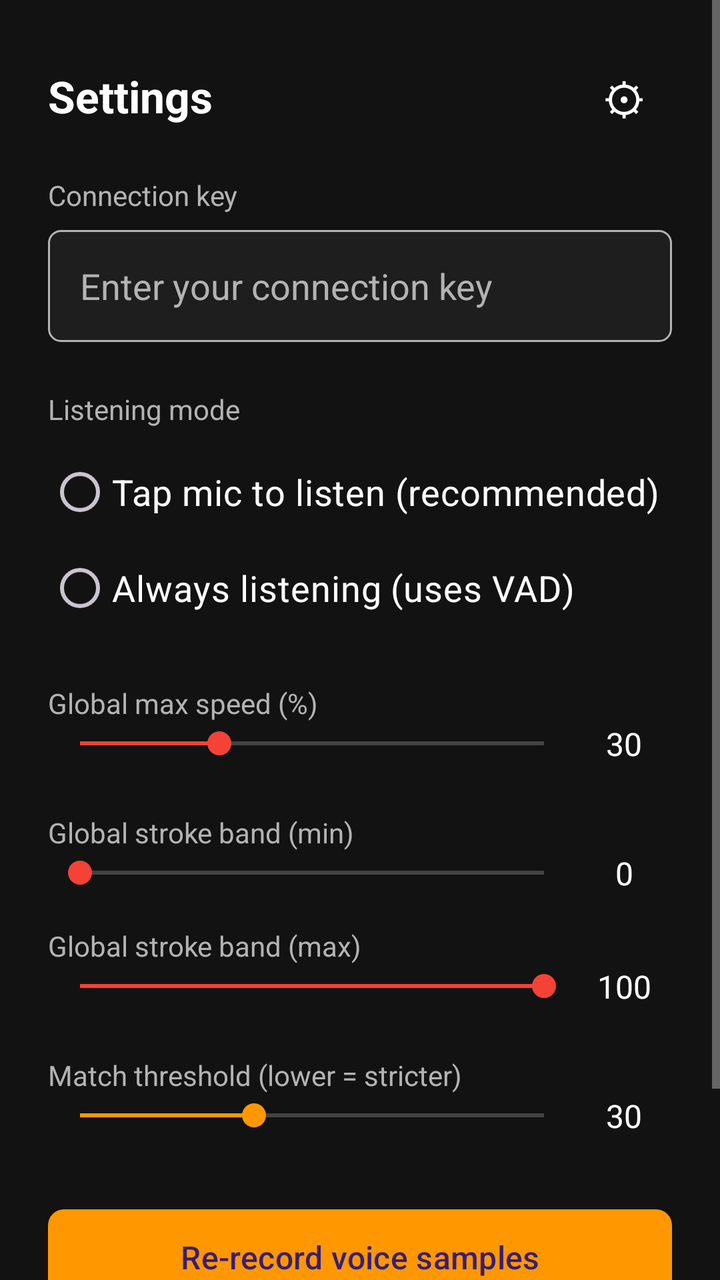
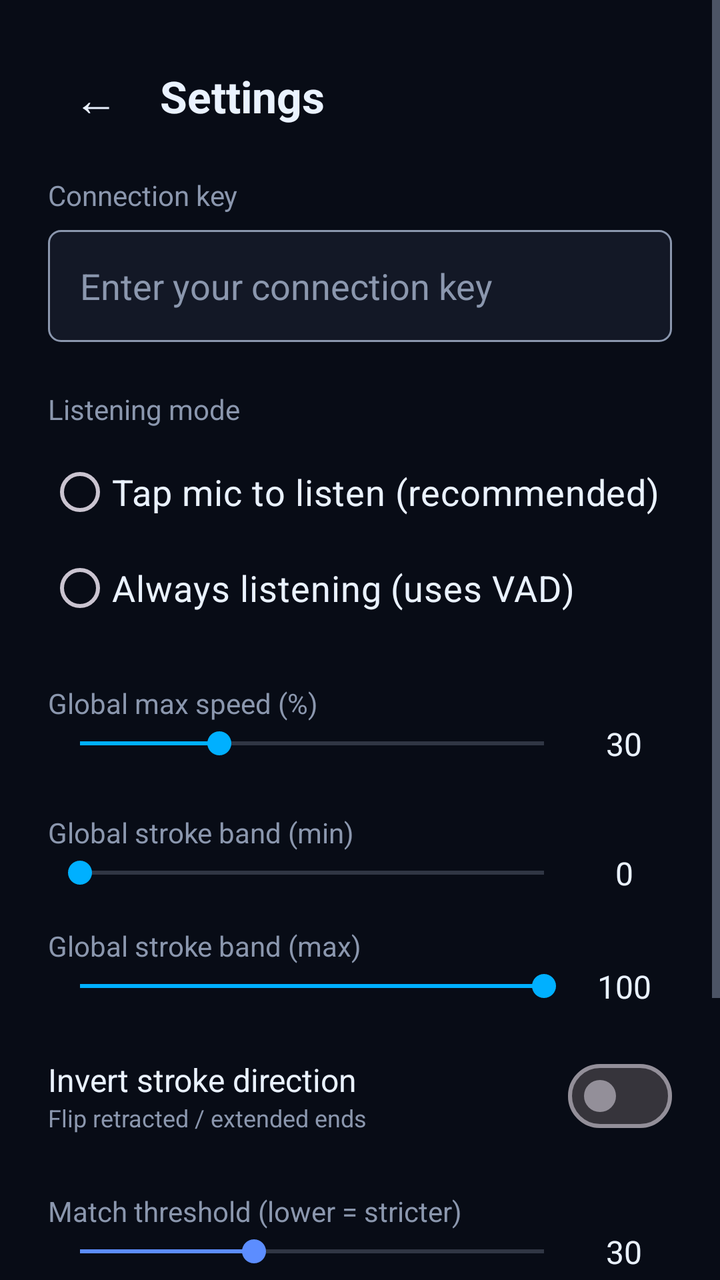

An Android layout rendered at two revisions. The XML below is the earlier revision; the diff shows what the commit changed to produce the second picture.
<!-- AndroidManifest.xml: application theme Theme.HandyVoiceV2 -->
<!-- res/layout/activity_settings.xml -->
<?xml version="1.0" encoding="utf-8"?>
<ScrollView
    xmlns:android="http://schemas.android.com/apk/res/android"
    xmlns:app="http://schemas.android.com/apk/res-auto"
    xmlns:tools="http://schemas.android.com/tools"
    android:layout_width="match_parent"
    android:layout_height="match_parent"
    android:background="@color/background_dark"
    android:fillViewport="true">

    <LinearLayout
        android:layout_width="match_parent"
        android:layout_height="wrap_content"
        android:orientation="vertical"
        android:padding="24dp">

        <LinearLayout
            android:layout_width="match_parent"
            android:layout_height="wrap_content"
            android:gravity="center_vertical"
            android:orientation="horizontal"
            android:layout_marginBottom="16dp">

            <TextView
                android:layout_width="0dp"
                android:layout_height="wrap_content"
                android:layout_weight="1"
                android:text="@string/settings_title"
                android:textColor="@color/text_primary"
                android:textSize="22sp"
                android:textStyle="bold" />

            <com.google.android.material.button.MaterialButton
                android:id="@+id/menuButton"
                style="@style/Widget.Material3.Button.TextButton"
                android:layout_width="48dp"
                android:layout_height="48dp"
                android:layout_marginStart="8dp"
                android:contentDescription="@string/content_desc_settings"
                android:text="⚙"
                android:textColor="@color/text_primary"
                android:textSize="22sp" />
        </LinearLayout>

        <TextView
            android:layout_width="wrap_content"
            android:layout_height="wrap_content"
            android:text="Connection key"
            android:textColor="@color/text_secondary"
            android:textSize="14sp" />

        <EditText
            android:id="@+id/connectionKeyInput"
            android:layout_width="match_parent"
            android:layout_height="56dp"
            android:layout_marginTop="8dp"
            android:autofillHints="off"
            android:background="@drawable/input_bg"
            android:hint="Enter your connection key"
            android:inputType="text"
            android:paddingHorizontal="16dp"
            android:textColor="@color/text_primary"
            android:textColorHint="@color/text_secondary"
            android:textSize="18sp" />

        <TextView
            android:layout_width="wrap_content"
            android:layout_height="wrap_content"
            android:layout_marginTop="24dp"
            android:text="Listening mode"
            android:textColor="@color/text_secondary"
            android:textSize="14sp" />

        <RadioGroup
            android:id="@+id/modeGroup"
            android:layout_width="match_parent"
            android:layout_height="wrap_content"
            android:layout_marginTop="8dp"
            android:orientation="vertical">

            <RadioButton
                android:id="@+id/modeButton"
                android:layout_width="match_parent"
                android:layout_height="wrap_content"
                android:buttonTint="@color/primary"
                android:text="Tap mic to listen (recommended)"
                android:textColor="@color/text_primary" />

            <RadioButton
                android:id="@+id/modeAlwaysOn"
                android:layout_width="match_parent"
                android:layout_height="wrap_content"
                android:buttonTint="@color/primary"
                android:text="Always listening (uses VAD)"
                android:textColor="@color/text_primary" />
        </RadioGroup>

        <TextView
            android:layout_width="wrap_content"
            android:layout_height="wrap_content"
            android:layout_marginTop="24dp"
            android:text="Global max speed (%)"
            android:textColor="@color/text_secondary"
            android:textSize="14sp" />

        <LinearLayout
            android:layout_width="match_parent"
            android:layout_height="wrap_content"
            android:gravity="center_vertical"
            android:orientation="horizontal">

            <SeekBar
                android:id="@+id/globalMaxSlider"
                android:layout_width="0dp"
                android:layout_height="wrap_content"
                android:layout_weight="1"
                android:max="100"
                android:progress="30"
                android:progressTint="@color/slider_red"
                android:thumbTint="@color/slider_red" />

            <TextView
                android:id="@+id/globalMaxValue"
                android:layout_width="48dp"
                android:layout_height="wrap_content"
                android:gravity="center"
                android:text="30"
                android:textColor="@color/text_primary"
                android:textSize="16sp" />
        </LinearLayout>

        <TextView
            android:layout_width="wrap_content"
            android:layout_height="wrap_content"
            android:layout_marginTop="24dp"
            android:text="Global stroke band (min)"
            android:textColor="@color/text_secondary"
            android:textSize="14sp" />

        <LinearLayout
            android:layout_width="match_parent"
            android:layout_height="wrap_content"
            android:gravity="center_vertical"
            android:orientation="horizontal">

            <SeekBar
                android:id="@+id/globalMinStrokeSlider"
                android:layout_width="0dp"
                android:layout_height="wrap_content"
                android:layout_weight="1"
                android:max="100"
                android:progress="0"
                android:progressTint="@color/slider_red"
                android:thumbTint="@color/slider_red" />

            <TextView
                android:id="@+id/globalMinStrokeValue"
                android:layout_width="48dp"
                android:layout_height="wrap_content"
                android:gravity="center"
                android:text="0"
                android:textColor="@color/text_primary"
                android:textSize="16sp" />
        </LinearLayout>

        <TextView
            android:layout_width="wrap_content"
            android:layout_height="wrap_content"
            android:layout_marginTop="16dp"
            android:text="Global stroke band (max)"
            android:textColor="@color/text_secondary"
            android:textSize="14sp" />

        <LinearLayout
            android:layout_width="match_parent"
            android:layout_height="wrap_content"
            android:gravity="center_vertical"
            android:orientation="horizontal">

            <SeekBar
                android:id="@+id/globalMaxStrokeSlider"
                android:layout_width="0dp"
                android:layout_height="wrap_content"
                android:layout_weight="1"
                android:max="100"
                android:progress="100"
                android:progressTint="@color/slider_red"
                android:thumbTint="@color/slider_red" />

            <TextView
                android:id="@+id/globalMaxStrokeValue"
                android:layout_width="48dp"
                android:layout_height="wrap_content"
                android:gravity="center"
                android:text="100"
                android:textColor="@color/text_primary"
                android:textSize="16sp" />
        </LinearLayout>

        <TextView
            android:layout_width="wrap_content"
            android:layout_height="wrap_content"
            android:layout_marginTop="24dp"
            android:text="Match threshold (lower = stricter)"
            android:textColor="@color/text_secondary"
            android:textSize="14sp" />

        <LinearLayout
            android:layout_width="match_parent"
            android:layout_height="wrap_content"
            android:gravity="center_vertical"
            android:orientation="horizontal">

            <SeekBar
                android:id="@+id/thresholdSlider"
                android:layout_width="0dp"
                android:layout_height="wrap_content"
                android:layout_weight="1"
                android:max="80"
                android:progress="30"
                android:progressTint="@color/slider_orange"
                android:thumbTint="@color/slider_orange" />

            <TextView
                android:id="@+id/thresholdValue"
                android:layout_width="48dp"
                android:layout_height="wrap_content"
                android:gravity="center"
                android:text="30"
                android:textColor="@color/text_primary"
                android:textSize="16sp" />
        </LinearLayout>

        <com.google.android.material.button.MaterialButton
            android:id="@+id/retrainButton"
            android:layout_width="match_parent"
            android:layout_height="56dp"
            android:layout_marginTop="32dp"
            android:text="Re-record voice samples"
            android:textSize="16sp"
            app:backgroundTint="@color/slider_orange"
            app:cornerRadius="8dp" />

        <com.google.android.material.button.MaterialButton
            android:id="@+id/saveButton"
            android:layout_width="match_parent"
            android:layout_height="56dp"
            android:layout_marginTop="16dp"
            android:text="Save"
            android:textSize="18sp"
            android:textStyle="bold"
            app:backgroundTint="@color/primary"
            app:cornerRadius="8dp" />
    </LinearLayout>
</ScrollView>
<!-- resources referenced by this layout -->
<resources>
  <color name="background_dark">#121212</color>
  <color name="primary">#1A73E8</color>
  <color name="slider_orange">#FF9800</color>
  <color name="slider_red">#F44336</color>
  <color name="text_primary">#FFFFFF</color>
  <color name="text_secondary">#B3B3B3</color>
  <!-- drawable input_bg (drawable) -->
  <?xml version="1.0" encoding="utf-8"?>
  <shape xmlns:android="http://schemas.android.com/apk/res/android"
      android:shape="rectangle">
      <solid android:color="@color/surface_dark" />
      <stroke android:width="1dp" android:color="@color/text_secondary" />
      <corners android:radius="6dp" />
  </shape>
  <string name="content_desc_settings">Settings</string>
  <string name="settings_title">Settings</string>
  <style name="Theme.HandyVoiceV2" parent="Theme.Material3.Dark.NoActionBar">
          <item name="colorPrimary">@color/primary</item>
          <item name="colorPrimaryDark">@color/primary_dark</item>
          <item name="android:colorBackground">@color/background_dark</item>
          <item name="colorSurface">@color/surface_dark</item>
          <item name="android:textColorPrimary">@color/text_primary</item>
          <item name="android:textColorSecondary">@color/text_secondary</item>
          <item name="android:textSize">18sp</item>
      </style>
  <color name="surface_dark">#1E1E1E</color>
  <color name="primary_dark">#0D47A1</color>
</resources>

<!-- the commit's change to res/layout/activity_settings.xml (unified diff, before → after) -->
@@ -21,6 +21,17 @@
             android:orientation="horizontal"
             android:layout_marginBottom="16dp">
 
+            <com.google.android.material.button.MaterialButton
+                android:id="@+id/homeButton"
+                style="@style/Widget.Material3.Button.TextButton"
+                android:layout_width="48dp"
+                android:layout_height="48dp"
+                android:layout_marginEnd="8dp"
+                android:contentDescription="Home"
+                android:text="←"
+                android:textColor="@color/text_primary"
+                android:textSize="22sp" />
+
             <TextView
                 android:layout_width="0dp"
                 android:layout_height="wrap_content"
@@ -29,17 +40,6 @@
                 android:textColor="@color/text_primary"
                 android:textSize="22sp"
                 android:textStyle="bold" />
-
-            <com.google.android.material.button.MaterialButton
-                android:id="@+id/menuButton"
-                style="@style/Widget.Material3.Button.TextButton"
-                android:layout_width="48dp"
-                android:layout_height="48dp"
-                android:layout_marginStart="8dp"
-                android:contentDescription="@string/content_desc_settings"
-                android:text="⚙"
-                android:textColor="@color/text_primary"
-                android:textSize="22sp" />
         </LinearLayout>
 
         <TextView
@@ -116,8 +116,8 @@
                 android:layout_weight="1"
                 android:max="100"
                 android:progress="30"
-                android:progressTint="@color/slider_red"
-                android:thumbTint="@color/slider_red" />
+                android:progressTint="@color/accent_primary"
+                android:thumbTint="@color/accent_primary" />
 
             <TextView
                 android:id="@+id/globalMaxValue"
@@ -150,8 +150,8 @@
                 android:layout_weight="1"
                 android:max="100"
                 android:progress="0"
-                android:progressTint="@color/slider_red"
-                android:thumbTint="@color/slider_red" />
+                android:progressTint="@color/accent_primary"
+                android:thumbTint="@color/accent_primary" />
 
             <TextView
                 android:id="@+id/globalMinStrokeValue"
@@ -184,8 +184,8 @@
                 android:layout_weight="1"
                 android:max="100"
                 android:progress="100"
-                android:progressTint="@color/slider_red"
-                android:thumbTint="@color/slider_red" />
+                android:progressTint="@color/accent_primary"
+                android:thumbTint="@color/accent_primary" />
 
             <TextView
                 android:id="@+id/globalMaxStrokeValue"
@@ -195,6 +195,40 @@
                 android:text="100"
                 android:textColor="@color/text_primary"
                 android:textSize="16sp" />
+        </LinearLayout>
+
+        <LinearLayout
+            android:layout_width="match_parent"
+            android:layout_height="wrap_content"
+            android:layout_marginTop="20dp"
+            android:gravity="center_vertical"
+            android:orientation="horizontal">
+
+            <LinearLayout
+                android:layout_width="0dp"
+                android:layout_height="wrap_content"
+                android:layout_weight="1"
+                android:orientation="vertical">
+
+                <TextView
+                    android:layout_width="wrap_content"
+                    android:layout_height="wrap_content"
+                    android:text="Invert stroke direction"
+                    android:textColor="@color/text_primary"
+                    android:textSize="16sp" />
+
+                <TextView
+                    android:layout_width="wrap_content"
+                    android:layout_height="wrap_content"
+                    android:text="Flip retracted / extended ends"
+                    android:textColor="@color/text_secondary"
+                    android:textSize="12sp" />
+            </LinearLayout>
+
+            <com.google.android.material.materialswitch.MaterialSwitch
+                android:id="@+id/invertSwitch"
+                android:layout_width="wrap_content"
+                android:layout_height="wrap_content" />
         </LinearLayout>
 
         <TextView
@@ -218,8 +252,8 @@
                 android:layout_weight="1"
                 android:max="80"
                 android:progress="30"
-                android:progressTint="@color/slider_orange"
-                android:thumbTint="@color/slider_orange" />
+                android:progressTint="@color/accent_secondary"
+                android:thumbTint="@color/accent_secondary" />
 
             <TextView
                 android:id="@+id/thresholdValue"
@@ -238,7 +272,7 @@
             android:layout_marginTop="32dp"
             android:text="Re-record voice samples"
             android:textSize="16sp"
-            app:backgroundTint="@color/slider_orange"
+            app:backgroundTint="@color/accent_secondary"
             app:cornerRadius="8dp" />
 
         <com.google.android.material.button.MaterialButton
@@ -247,6 +281,7 @@
             android:layout_height="56dp"
             android:layout_marginTop="16dp"
             android:text="Save"
+            android:textColor="@color/on_primary"
             android:textSize="18sp"
             android:textStyle="bold"
             app:backgroundTint="@color/primary"
<!-- resource entries referenced after the edit -->
@@ -1,11 +1,12 @@
 <!-- resources referenced by this layout -->
 <resources>
-  <color name="background_dark">#121212</color>
-  <color name="primary">#1A73E8</color>
-  <color name="slider_orange">#FF9800</color>
-  <color name="slider_red">#F44336</color>
-  <color name="text_primary">#FFFFFF</color>
-  <color name="text_secondary">#B3B3B3</color>
+  <color name="accent_primary">#00B0FF</color>
+  <color name="accent_secondary">#5C8DFF</color>
+  <color name="background_dark">#080C16</color>
+  <color name="on_primary">#001830</color>
+  <color name="primary">#00B0FF</color>
+  <color name="text_primary">#EAF2FF</color>
+  <color name="text_secondary">#8B97AE</color>
   <!-- drawable input_bg (drawable) -->
   <?xml version="1.0" encoding="utf-8"?>
   <shape xmlns:android="http://schemas.android.com/apk/res/android"
@@ -14,18 +15,21 @@
       <stroke android:width="1dp" android:color="@color/text_secondary" />
       <corners android:radius="6dp" />
   </shape>
-  <string name="content_desc_settings">Settings</string>
   <string name="settings_title">Settings</string>
   <style name="Theme.HandyVoiceV2" parent="Theme.Material3.Dark.NoActionBar">
           <item name="colorPrimary">@color/primary</item>
           <item name="colorPrimaryDark">@color/primary_dark</item>
+          <item name="colorOnPrimary">@color/on_primary</item>
+          <item name="colorSecondary">@color/accent_secondary</item>
+          <item name="colorOnSecondary">@color/text_primary</item>
           <item name="android:colorBackground">@color/background_dark</item>
           <item name="colorSurface">@color/surface_dark</item>
+          <item name="colorOnSurface">@color/text_primary</item>
           <item name="android:textColorPrimary">@color/text_primary</item>
           <item name="android:textColorSecondary">@color/text_secondary</item>
           <item name="android:textSize">18sp</item>
       </style>
-  <color name="surface_dark">#1E1E1E</color>
-  <color name="primary_dark">#0D47A1</color>
+  <color name="surface_dark">#131826</color>
+  <color name="primary_dark">#0086C7</color>
 </resources>
 
